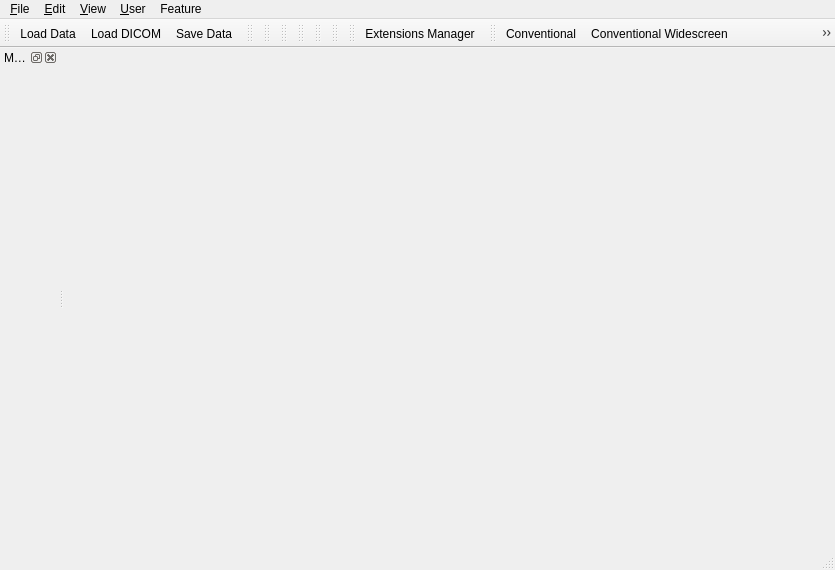
This is Base/QTApp/Resources/UI/qSlicerMainWindow.ui in MikhayEeer/MedAI as Qt 5 draws it before an edit. The edited form follows.
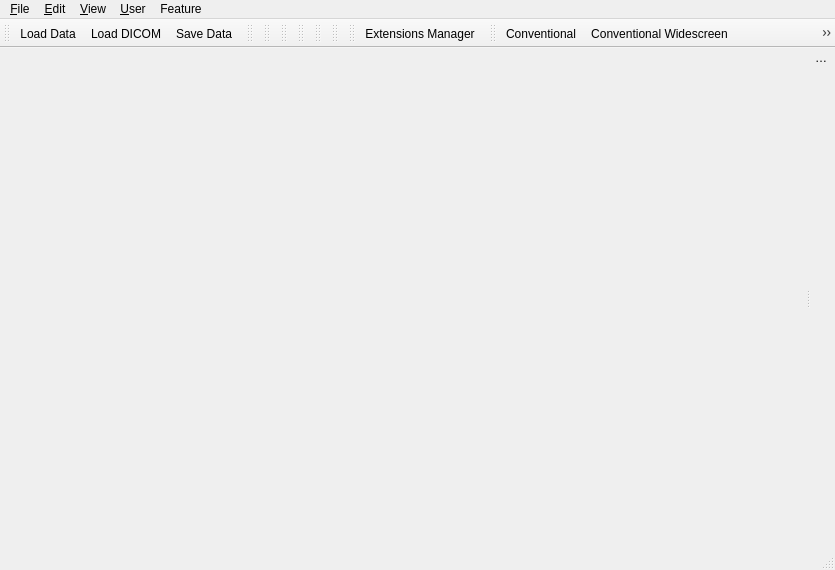
This is the edited form. Icons and pictures are not drawn. Custom widgets are drawn as their Qt base class.

Commit message: 模块面板强制在右边

What changed in the file:
```diff
--- a/Base/QTApp/Resources/UI/qSlicerMainWindow.ui
+++ b/Base/QTApp/Resources/UI/qSlicerMainWindow.ui
@@ -14,7 +14,8 @@
   <widget class="QStatusBar" name="StatusBar"/>
   <widget class="QDockWidget" name="PanelDockWidget">
    <property name="features">
-    <set>QDockWidget::AllDockWidgetFeatures</set>
+    <set>QDockWidget::NoDockWidgetFeatures</set>
+    <!-- <set>QDockWidget::AllDockWidgetFeatures</set> -->
    </property>
    <property name="allowedAreas">
     <set>Qt::LeftDockWidgetArea|Qt::RightDockWidgetArea</set>
@@ -23,7 +24,7 @@
     <string>Module Panel</string>
    </property>
    <attribute name="dockWidgetArea">
-    <number>1</number>
+    <number>2</number>
    </attribute>
    <widget class="QWidget" name="dockWidgetContents">
     <property name="sizePolicy">
```
Left out of the diff: 3 changed lines with no effect on the pictures.
